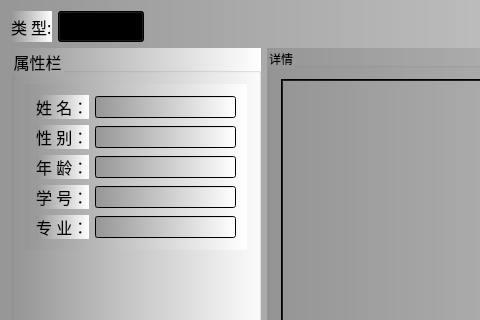
The window that XDMFrame.ui (xiadengmin/Peixun) describes before a commit, drawn with Qt 5; both pictures show x 0 to 480 and y 0 to 320 of the 1342 by 791 pixel window.
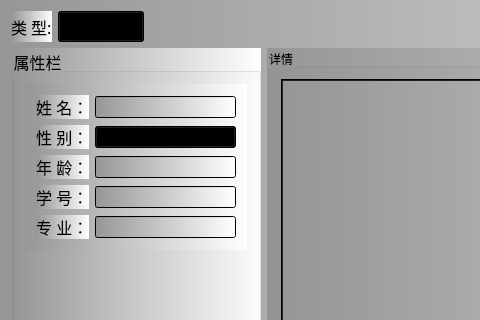
The same window after the commit.

```diff
--- a/XDMFrame.ui
+++ b/XDMFrame.ui
@@ -169,9 +169,6 @@
              <item row="0" column="1">
               <widget class="QLineEdit" name="lineEdit_name"/>
              </item>
-             <item row="1" column="1">
-              <widget class="QLineEdit" name="lineEdit_sex"/>
-             </item>
              <item row="3" column="1">
               <widget class="QLineEdit" name="lineEdit_xuehao"/>
              </item>
@@ -181,6 +178,20 @@
              <item row="2" column="1">
               <widget class="QLineEdit" name="lineEdit_age"/>
              </item>
+             <item row="1" column="1">
+              <widget class="QComboBox" name="comboBox_sex">
+               <item>
+                <property name="text">
+                 <string>男</string>
+                </property>
+               </item>
+               <item>
+                <property name="text">
+                 <string>女</string>
+                </property>
+               </item>
+              </widget>
+             </item>
             </layout>
            </item>
           </layout>
```
Left out of the diff: 14 changed lines with no effect on the pictures.
